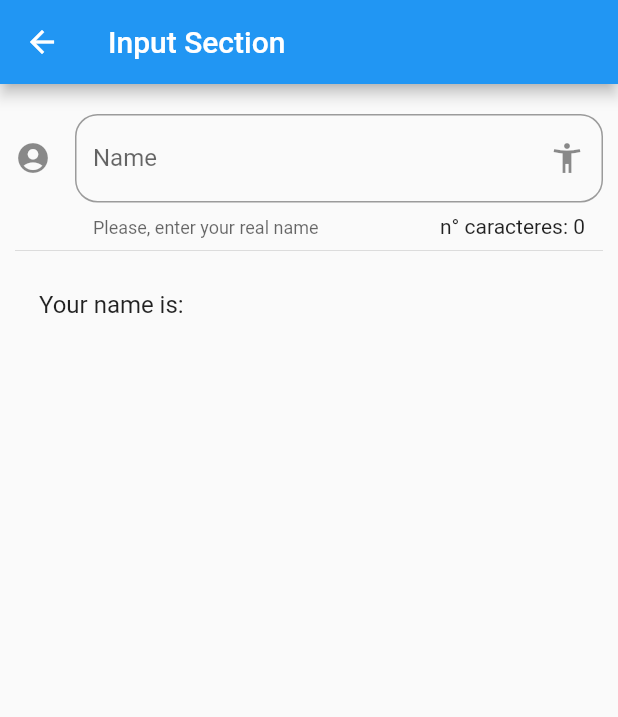
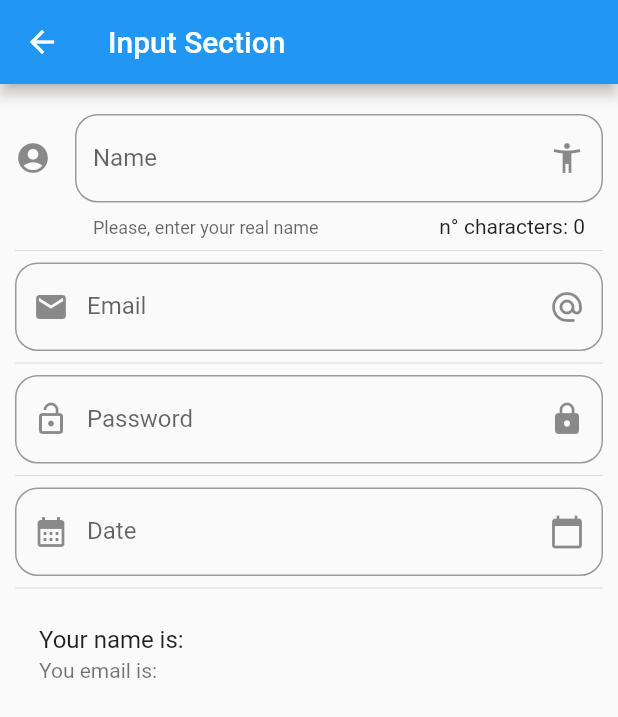
Before and after one commit to kamimefis/flutter_components_app, a Flutter app: the screen it shows after launch, after a tap on "Inputs", on a phone screen of 412 x 824 dp. Shown: the top 717 px of the screen. Run offline on Flutter 3.47's test engine with Material 2 defaults, Android fonts, the phone set to English and light mode, and no system bars; network calls fail.

Commit message:
datepicker in input section

```diff
--- a/lib/main.dart
+++ b/lib/main.dart
@@ -1,10 +1,11 @@
 import 'package:flutter/material.dart';
-
+import 'package:flutter_localizations/flutter_localizations.dart';
 // import 'package:components_app/src/pages/home_page.dart';
 // import 'package:components_app/src/pages/home_tem.dart';
 import 'package:components_app/src/pages/alert_page.dart';
 // import 'package:components_app/src/pages/avatar_page.dart';
 import 'package:components_app/src/routes/routes.dart';
+
 void main() => runApp(MyApp());
 
 class MyApp extends StatelessWidget {
@@ -12,6 +13,15 @@ class MyApp extends StatelessWidget {
   Widget build(BuildContext context) {
     return MaterialApp(
       debugShowCheckedModeBanner: false,
+      localizationsDelegates: [
+        GlobalMaterialLocalizations.delegate,
+        GlobalWidgetsLocalizations.delegate,
+        GlobalCupertinoLocalizations.delegate,
+      ],
+      supportedLocales: [
+        Locale('en', 'US'), // English, no country code
+        Locale('es', 'ES'), // Spanish, no country code
+      ],
       title: 'Components App',
       initialRoute: '/',
       routes: getApplicationRoutes(),
@@ -20,13 +30,11 @@ class MyApp extends StatelessWidget {
       //   'alert':(context) => AlertPage(),
       //   'avatar':(context) => AvatarPage(),
       // },
-      onGenerateRoute: (RouteSettings settings){
-
+      onGenerateRoute: (RouteSettings settings) {
         print('calling route ${settings.name}');
 
         return MaterialPageRoute(
-          builder: ((BuildContext context) => AlertPage())
-          );
+            builder: ((BuildContext context) => AlertPage()));
       },
       // home: HomePage()
       // home: HomePageTemp()
--- a/lib/src/pages/inputs_page.dart
+++ b/lib/src/pages/inputs_page.dart
@@ -9,6 +9,12 @@ class InputsPage extends StatefulWidget {
 class _InputsPageState extends State<InputsPage> {
 
   String _name= '';
+  String _email= '';
+  String _password = '';
+  String _date = '';
+
+  //To assign a date input value to its textfield and display it on screen
+  TextEditingController _inputFieldDateController= new TextEditingController();
 
   @override
   Widget build(BuildContext context) {
@@ -18,6 +24,12 @@ class _InputsPageState extends State<InputsPage> {
         padding: EdgeInsets.symmetric(horizontal: 10.0, vertical: 20.0 ),
         children: [
           _createInput(),
+          Divider(),
+          _createEmail(),
+          Divider(),
+          _createPassword(),
+          Divider(),
+          _createDate(context),
           Divider(),
           _createPerson(),
         ],
@@ -33,7 +45,7 @@ class _InputsPageState extends State<InputsPage> {
         border: OutlineInputBorder(
           borderRadius: BorderRadius.circular(15.0)
         ),
-        counter: Text('n° caracteres: ${_name.length}'),
+        counter: Text('n° characters: ${_name.length}'),
         hintText: 'Enter name',
         labelText: 'Name',
         helperText: 'Please, enter your real name',
@@ -51,7 +63,88 @@ class _InputsPageState extends State<InputsPage> {
   Widget _createPerson() {
     return ListTile(
       title: Text('Your name is: ${_name}'),
+      subtitle: Text('You email is: ${_email}'),
     );
   }
 
+  Widget _createEmail() {
+    return TextField(
+      keyboardType: TextInputType.emailAddress,
+      decoration: InputDecoration(
+        border: OutlineInputBorder(
+          borderRadius: BorderRadius.circular(15.0)
+        ),
+        labelText: 'Email',
+        hintText: 'Enter your email',
+        prefixIcon: Icon(Icons.email),
+        suffixIcon: Icon(Icons.alternate_email)
+      ),
+      onChanged: (value) => setState(() {
+        _email = value;
+        print('EMAIL:' + _email);
+      }),
+    );
+  }
+
+  Widget _createPassword() {
+    return TextField(
+      // keyboardType: TextInputType.visiblePassword,
+      obscureText: true,
+      decoration: InputDecoration(
+        labelText: 'Password',
+        hintText: 'Enter password',
+        // helperText: 'Password',
+        prefixIcon: Icon(Icons.lock_open),
+        suffixIcon: Icon(Icons.lock),
+        // counter: Text('password length: ${_password.length}'),
+        border: OutlineInputBorder(
+          borderRadius: BorderRadius.circular(15.0)),
+      ),
+      onChanged: (value) => setState(() {
+        _password= value;
+        print('PASSWORD: ' + value);
+      }),
+    );
+  }
+
+  Widget _createDate(BuildContext context) {
+    return TextField(
+      controller: _inputFieldDateController,
+      enableInteractiveSelection: false,
+      decoration: InputDecoration(
+        border: OutlineInputBorder(
+          borderRadius: BorderRadius.circular(15.0)
+        ),
+        labelText: 'Date',
+        hintText: 'Enter Date',
+        prefixIcon: Icon(Icons.calendar_month),
+        suffixIcon: Icon(Icons.calendar_today)
+      ),
+      onTap: () {
+        FocusScope.of(context).requestFocus(new FocusNode());
+
+        //method to open datepicker dialog:
+        _selectDate(context);
+      },
+    );
+  }
+
+  _selectDate(BuildContext context) async {
+  DateTime? picked = await showDatePicker(
+    context: context,
+    initialDate: DateTime.now(),
+    firstDate: DateTime(2018),
+    lastDate: DateTime(2023),
+    locale: Locale('es','ES')
+  );
+
+  if(picked != null){
+    setState(() {
+      _date = picked.toString();
+      _inputFieldDateController.text = _date;
+    });
+  }
+
 }
+
+}
```
Also changed, not shown: flutter_01.png (added), flutter_02.png (added), flutter_03.png (added), pubspec.lock.
